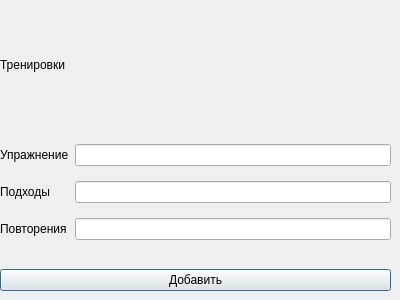
First picture: the form in addexercises.ui, repository ep113perchun/FitnessApp, before the edit.
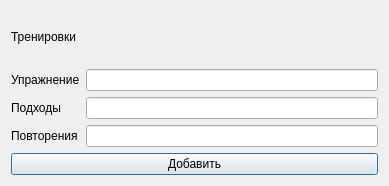
Second picture: the form after the edit.

What changed in the file:
```diff
--- a/addexercises.ui
+++ b/addexercises.ui
@@ -6,22 +6,15 @@
    <rect>
     <x>0</x>
     <y>0</y>
-    <width>400</width>
-    <height>300</height>
+    <width>389</width>
+    <height>186</height>
    </rect>
   </property>
   <property name="windowTitle">
    <string>Dialog</string>
   </property>
-  <widget class="QWidget" name="">
-   <property name="geometry">
-    <rect>
-     <x>0</x>
-     <y>0</y>
-     <width>391</width>
-     <height>291</height>
-    </rect>
-   </property>
+  <layout class="QGridLayout" name="gridLayout_2">
+   <item row="0" column="0">
    <layout class="QVBoxLayout" name="verticalLayout">
     <item>
      <widget class="QLabel" name="label_4">
@@ -70,6 +63,12 @@
         <property name="sizeType">
          <enum>QSizePolicy::Ignored</enum>
         </property>
+         <property name="sizeHint" stdset="0">
+          <size>
+           <width>0</width>
+           <height>0</height>
+          </size>
+         </property>
        </spacer>
       </item>
      </layout>
@@ -82,7 +81,8 @@
      </widget>
     </item>
    </layout>
-  </widget>
+   </item>
+  </layout>
  </widget>
  <resources/>
  <connections/>
```
Left out of the diff: 2 changed lines with no effect on the pictures. Lines whose indentation alone changed are shown as unchanged.
